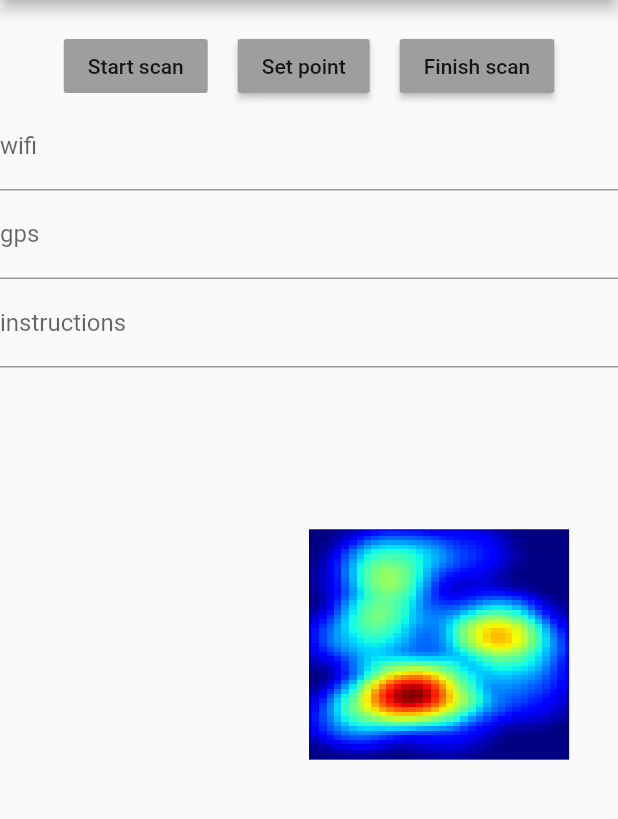
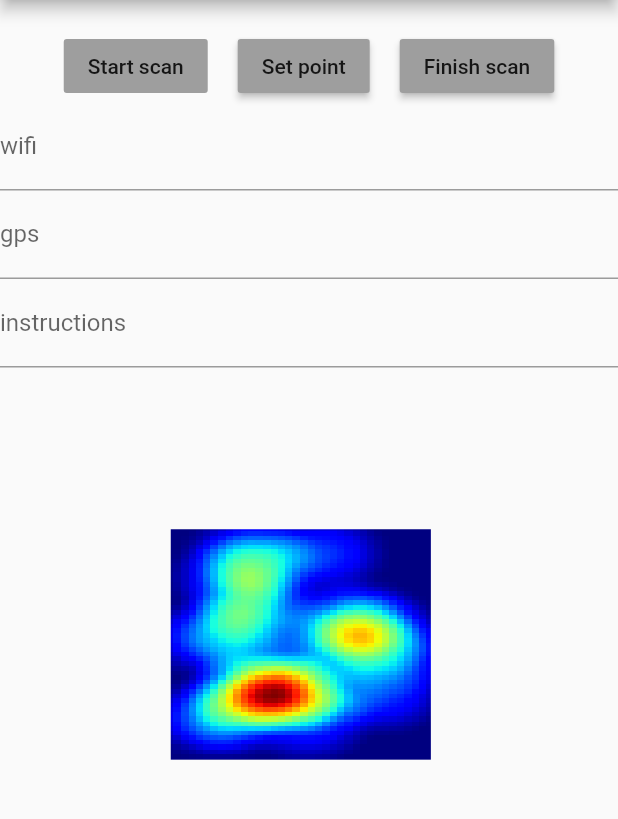
Before and after one commit to NotWorthIt/BetterWifi, a Flutter app: the screen it shows after launch, in the side drawer, after a tap on "Scan", on a phone screen of 412 x 824 dp, the part 84-903 px from its top. Run offline on Flutter 3.47's test engine with Material 2 defaults, Android fonts, the phone set to English and light mode, and no system bars; our stand-ins replace flutter_compass, logger, settings_ui, shared_preferences; missing offline and left inert: wifi_info_plugin.

```diff
--- a/lib/ScanPage.dart
+++ b/lib/ScanPage.dart
@@ -53,13 +53,14 @@ class GpsPainter extends CustomPainter {
     double scale = 0.6;
     canvas.rotate(_repaint.value.toDouble() * math.pi / 180);
     canvas.scale(scale);
-    double imageWidth = _image.height.toDouble();
-    double offset = -imageWidth * 1 * scale;
+    double imageHeight = _image.height.toDouble();
+    double offsetHeight = -imageHeight * 1 * scale;
+
 
     var paint1 = new Paint();
     paint1.color = Color.fromARGB(255, 255, 255, 255);
     if (_image != null) {
-      canvas.drawImage(_image, Offset(0, offset), paint1);
+      canvas.drawImage(_image, Offset(offsetHeight, offsetHeight), paint1);
     }
     //canvas.drawRect(Offset(0, 0) & Size(50, 100), paint1);
   }
```
